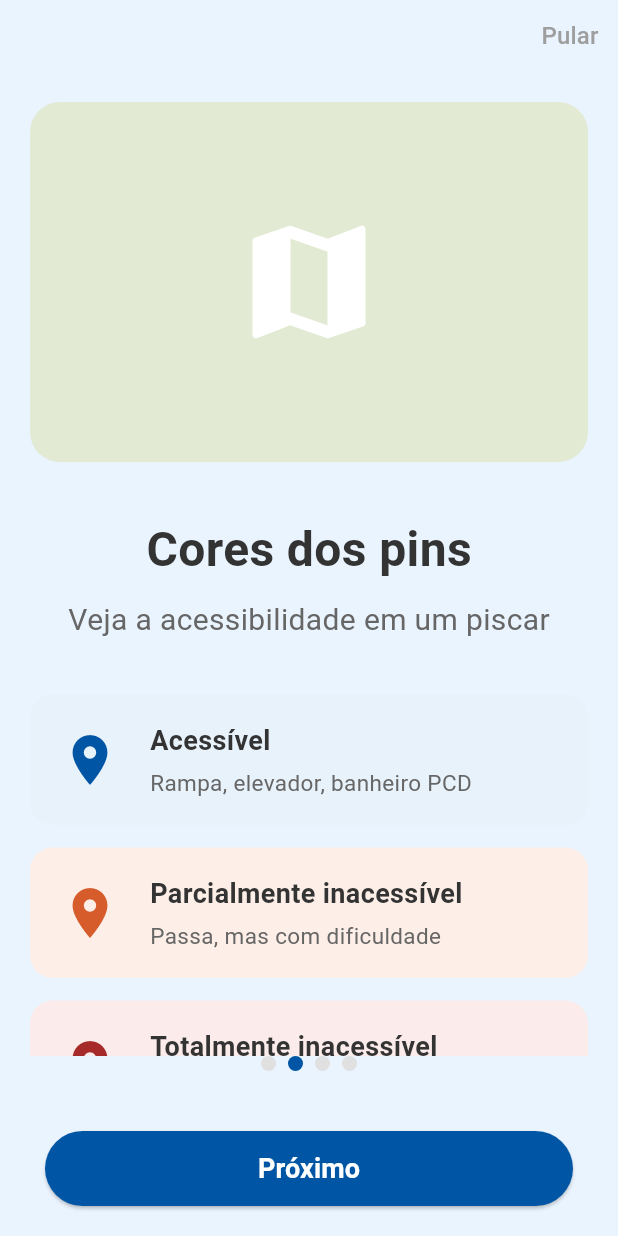
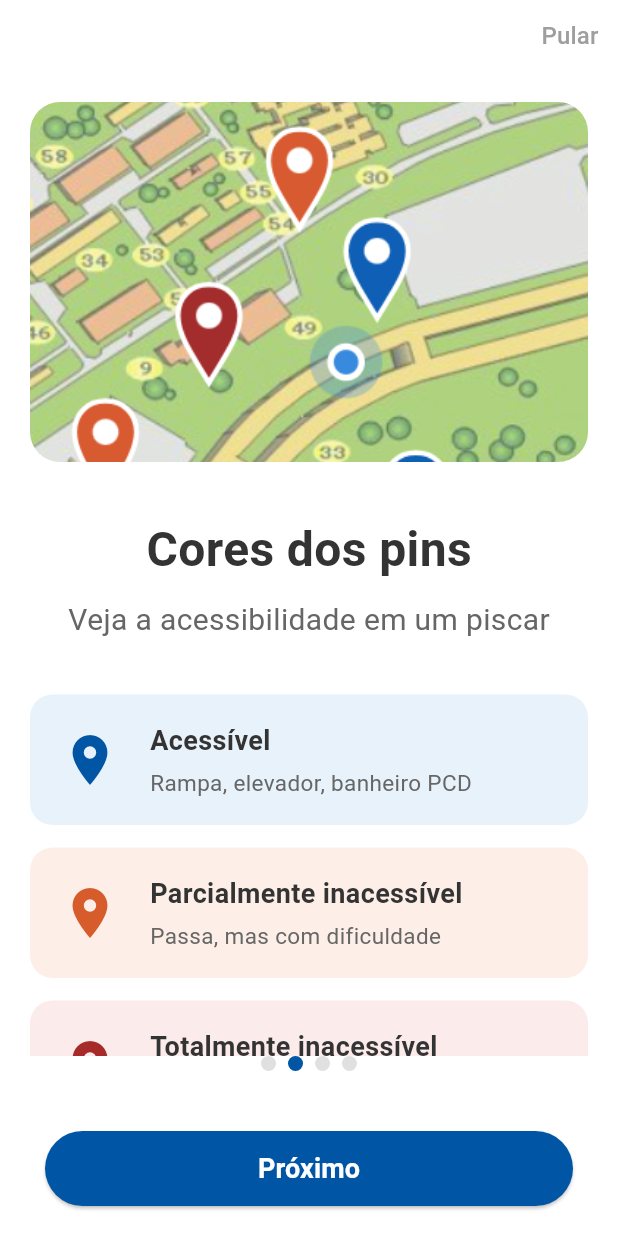
Before and after one commit to oficialvzi/cadei-rotas, a Flutter app: the screen it shows after launch, swiped to page 2, on a phone screen of 412 x 824 dp. Run offline on Flutter 3.47's test engine with Material 3 defaults, Android fonts, the phone set to English and light mode, and no system bars; our stand-ins replace firebase_core, flutter_svg, image_picker; accounts and stored records are empty.

Commit message:
Ajuste final telas de instrução

```diff
--- a/app/lib/screens/instruction_slides.dart
+++ b/app/lib/screens/instruction_slides.dart
@@ -9,50 +9,39 @@ class TelaDeInstrucoes extends StatefulWidget {
 }
 
 class _TelaDeInstrucoesState extends State<TelaDeInstrucoes> {
-  // O controlador que "vira" as páginas do nosso carrossel
-  final PageController _controlador = PageController();
+  final PageController _controlador = PageController(); //rolagem da pagina
 
-  // Variável para guardar qual página estamos olhando agora (começa no 0)
   int _paginaAtual = 0;
 
   @override
   Widget build(BuildContext context) {
     return Scaffold(
-      // Tiramos a cor fixa daqui para que o fundo dinâmico funcione
       backgroundColor: Colors.transparent,
-
-      // Envolvemos a tela inteira neste Container que controla o papel de parede
       body: Container(
         decoration: BoxDecoration(
-          // ==========================================
-          // A LÓGICA DO GRADIENTE
-          // ==========================================
+
           gradient: _paginaAtual == 0
               ? const LinearGradient(
             begin: Alignment.topCenter,
             end: Alignment.bottomCenter,
             colors: [
-              Color(0xFFEAF4FF), // Azul super claro no topo
-              Colors.white,      // Desvanece para branco na parte inferior
+              Color(0xFFEAF4FF),
+              Colors.white,
             ],
           )
-              : null, // Desliga o gradiente se não estiver no Slide 1
-
-          // Se não estiver no Slide 1, aplica a cor bege padrão
-          color: _paginaAtual != 0 ? const Color(0xFFEAF4FF) : null,
+              : null,
+          //depois do slide 1, todos brancos
+          color: _paginaAtual != 0 ? const Color(0xFFFFFFFF) : null,
         ),
 
         child: SafeArea(
           child: Column(
             children: [
-              // ==========================================
-              // 1. CABEÇALHO (Botão Pular)
-              // ==========================================
+
               Align(
                 alignment: Alignment.topRight,
                 child: TextButton(
                   onPressed: () {
-                    // Lógica de pular
                   },
                   child: const Text(
                     'Pular',
@@ -61,9 +50,6 @@ class _TelaDeInstrucoesState extends State<TelaDeInstrucoes> {
                 ),
               ),
 
-              // ==========================================
-              // 2. O PROJETOR DE SLIDES (PageView)
-              // ==========================================
               Expanded(
                 child: PageView(
                   controller: _controlador,
@@ -81,9 +67,7 @@ class _TelaDeInstrucoesState extends State<TelaDeInstrucoes> {
                 ),
               ),
 
-              // ==========================================
-              // 3. INDICADOR DE PÁGINAS (As bolinhas)
-              // ==========================================
+              //indicativo de pagina
               Row(
                 mainAxisAlignment: MainAxisAlignment.center,
                 children: List.generate(4, (index) {
@@ -103,9 +87,7 @@ class _TelaDeInstrucoesState extends State<TelaDeInstrucoes> {
 
               const SizedBox(height: 20),
 
-              // ==========================================
-              // 4. BOTÃO PRINCIPAL INFERIOR
-              // ==========================================
+              //botao de passar de pagina
               Padding(
                 padding: const EdgeInsets.symmetric(horizontal: 30, vertical: 20),
                 child: SizedBox(
@@ -125,7 +107,6 @@ class _TelaDeInstrucoesState extends State<TelaDeInstrucoes> {
                           curve: Curves.easeInOut,
                         );
                       } else {
-                        // Ação do último slide
                       }
                     },
                     child: Text(
@@ -142,25 +123,20 @@ class _TelaDeInstrucoesState extends State<TelaDeInstrucoes> {
     );
   }
 
-  // =========================================================================
-  // ABAIXO ESTÃO OS BLOCOS INDEPENDENTES DE CADA SLIDE
-  // =========================================================================
 
-// --- SLIDE 1: BOAS-VINDAS ---
+//TELA1: BOAS VINDAS
   Widget _construirSlide1() {
     return Padding(
-      // Mantemos o padding lateral de 20.0
       padding: const EdgeInsets.symmetric(horizontal: 20.0),
       child: Column(
         mainAxisAlignment: MainAxisAlignment.center,
         children: [
           SvgPicture.asset(
             'assets/images/logo-icone-azul.svg',
-            height: 280, // Mantemos o logo imponente
+            height: 280,
           ),
 
-          // === AJUSTES DE ESPAÇAMENTO AQUI ===
-          const SizedBox(height: 20), // Antes era 35
+          const SizedBox(height: 20),
 
           const Text(
               'Bem-vindo ao\nCadei-Rotas',
@@ -172,7 +148,7 @@ class _TelaDeInstrucoesState extends State<TelaDeInstrucoes> {
               )
           ),
 
-          const SizedBox(height: 15), // Antes era 20
+          const SizedBox(height: 15),
 
           const Text(
               'Um app feito para\ntornar a UnB mais acessível',
@@ -183,10 +159,9 @@ class _TelaDeInstrucoesState extends State<TelaDeInstrucoes> {
               )
           ),
 
-          const SizedBox(height: 30), // Antes era 45
-          // ===================================
+          const SizedBox(height: 30),
 
-          // Lista de itens (Manteremos o tamanho 20 para o texto)
+          //itens tela inicial
           _itemLista(Colors.blue, 'Mapeie rampas e elevadores'),
           _itemLista(Colors.orange, 'Reporte barreiras arquitetônicas'),
           _itemLista(Colors.green, 'Ajude a comunidade UnB'),
@@ -195,34 +170,32 @@ class _TelaDeInstrucoesState extends State<TelaDeInstrucoes> {
     );
   }
 
-  // --- SLIDE 2: CORES DOS PINS ---
+  //TELA 2: PINS
   Widget _construirSlide2() {
-    // Adicionamos a rolagem por segurança, igual no Slide 1
     return SingleChildScrollView(
       child: Padding(
         padding: const EdgeInsets.symmetric(horizontal: 20.0, vertical: 20.0),
         child: Column(
           mainAxisAlignment: MainAxisAlignment.center,
           children: [
-            // Simula a sua imagem do mapa (Bem maior agora)
-            Container(
-              height: 240, // <--- Aumentado de 150 para 240
-              width: double.infinity,
-              decoration: BoxDecoration(
-                  color: const Color(0xFFE2EAD3), // Ajustei a cor para ficar mais parecida com o fundo do seu mapa
-                  borderRadius: BorderRadius.circular(20) // Bordas mais arredondadas
+
+            ClipRRect(
+              borderRadius: BorderRadius.circular(20),
+              child: Image.asset(
+                'assets/images/mapa-pins-TelaInstrucao.png',
+                height: 240,
+                width: double.infinity,
+                fit: BoxFit.cover,
               ),
-              child: const Icon(Icons.map, size: 100, color: Colors.white),
             ),
-
             const SizedBox(height: 35),
 
             const Text(
                 'Cores dos pins',
                 style: TextStyle(
-                    fontSize: 32, // <--- Título muito maior
+                    fontSize: 32,
                     fontWeight: FontWeight.bold,
-                    color: Color(0xFF333333) // Cinza chumbo escuro
+                    color: Color(0xFF333333)
                 )
             ),
 
@@ -231,15 +204,14 @@ class _TelaDeInstrucoesState extends State<TelaDeInstrucoes> {
             const Text(
                 'Veja a acessibilidade em um piscar',
                 style: TextStyle(
-                    fontSize: 20, // <--- Subtítulo maior
-                    color: Color(0xFF666666) // Cinza médio
+                    fontSize: 20,
+                    color: Color(0xFF666666)
                 )
             ),
 
             const SizedBox(height: 35),
 
-            // Caixas arredondadas coloridas (Elas vão crescer junto com a miniferramenta abaixo)
-            // As cores dos fundos foram ajustadas para os tons pasteis mais próximos do mockup
+            //itens em baixo da tela
             _caixaPin(const Color(0xFFE8F2FB), const Color(0xFF0055A4), 'Acessível', 'Rampa, elevador, banheiro PCD'),
             _caixaPin(const Color(0xFFFDEFE8), const Color(0xFFD65C2B), 'Parcialmente inacessível', 'Passa, mas com dificuldade'),
             _caixaPin(const Color(0xFFFBEBEB), const Color(0xFFA62A2A), 'Totalmente inacessível', 'Passagem bloqueada'),
@@ -252,35 +224,34 @@ class _TelaDeInstrucoesState extends State<TelaDeInstrucoes> {
   // --- SLIDE 3: COMO REPORTAR ---
   Widget _construirSlide3() {
     return Padding(
-      // Removida a rolagem. Tela fixa novamente.
       padding: const EdgeInsets.symmetric(horizontal: 20.0),
       child: Column(
         mainAxisAlignment: MainAxisAlignment.center,
         children: [
-          // Placeholder da imagem levemente achatado para salvar espaço
-          Container(
-            height: 180, // <--- Reduzido para caber os 4 passos grandes embaixo
-            width: double.infinity,
-            decoration: BoxDecoration(
-                color: const Color(0xFFFDEFE8),
-                borderRadius: BorderRadius.circular(20)
+
+          ClipRRect(
+            borderRadius: BorderRadius.circular(20),
+            child: Image.asset(
+              'assets/images/mapa-report-TelaInstrucao.png',
+              height: 250,
+              width: double.infinity,
+              fit: BoxFit.cover,
             ),
-            child: const Icon(Icons.add_circle, size: 80, color: Colors.deepOrange),
           ),
 
-          const SizedBox(height: 25), // Espaço reduzido
+          const SizedBox(height: 25),
 
           const Text(
               'Encontrou um obstáculo?',
               textAlign: TextAlign.center,
               style: TextStyle(
-                  fontSize: 30, // Mantido bem grande
+                  fontSize: 30,
                   fontWeight: FontWeight.bold,
                   color: Color(0xFF333333)
               )
           ),
 
-          const SizedBox(height: 8), // Espaço reduzido
+          const SizedBox(height: 8),
 
           const Text(
               'Reporte em 4 passos simples',
@@ -290,9 +261,8 @@ class _TelaDeInstrucoesState extends State<TelaDeInstrucoes> {
               )
           ),
 
-          const SizedBox(height: 25), // Espaço reduzido
+          const SizedBox(height: 25),
 
-          // Passos numerados
           _passoNumerado('1', 'Toque no botão laranja', 'no canto inferior da tela'),
           _passoNumerado('2', 'Escolha a severidade', 'parcial ou total'),
           _passoNumerado('3', 'Adicione título e foto', 'câmera ou galeria'),
@@ -302,51 +272,49 @@ class _TelaDeInstrucoesState extends State<TelaDeInstrucoes> {
     );
   }
 
-// --- SLIDE 4: COMUNIDADE ---
+//TELA 4: COMUNIDADE
   Widget _construirSlide4() {
     return Padding(
-      // Tela fixa novamente, sem rolagem
       padding: const EdgeInsets.symmetric(horizontal: 20.0),
       child: Column(
         mainAxisAlignment: MainAxisAlignment.center,
         children: [
-          // Retângulo ilustrativo achatado para não "empurrar" o resto para fora da tela
-          Container(
-            height: 160, // <--- Reduzido para caber as 3 caixas embaixo
-            width: double.infinity,
-            decoration: BoxDecoration(
-                color: const Color(0xFFE8F5E9),
-                borderRadius: BorderRadius.circular(20)
+
+          ClipRRect(
+            borderRadius: BorderRadius.circular(20),
+            child: Image.asset(
+              'assets/images/comunidade-TelaInstrucao.png',
+              height: 200,
+              width: double.infinity,
+              fit: BoxFit.cover,
             ),
-            child: const Icon(Icons.people, size: 70, color: Colors.teal),
           ),
 
-          const SizedBox(height: 25), // Espaço reduzido
+          const SizedBox(height: 25),
 
           const Text(
               'Juntos somos mais fortes',
               textAlign: TextAlign.center,
               style: TextStyle(
-                  fontSize: 30, // Mantido grande
+                  fontSize: 30,
                   fontWeight: FontWeight.bold,
                   color: Color(0xFF333333)
               )
           ),
 
-          const SizedBox(height: 8), // Espaço reduzido
+          const SizedBox(height: 8),
 
           const Text(
               'Sua contribuição transforma o campus',
               textAlign: TextAlign.center,
               style: TextStyle(
-                  fontSize: 18, // Ajuste sutil
+                  fontSize: 18,
                   color: Color(0xFF666666)
               )
           ),
 
-          const SizedBox(height: 25), // Espaço reduzido
+          const SizedBox(height: 25),
 
-          // Caixas de comunidade
           _caixaComunidade(const Color(0xFFE8F5E9), Icons.check_circle, const Color(0xFF2E7D32), 'Confirme reports válidos', 'A barreira ainda existe?'),
           _caixaComunidade(const Color(0xFFFFF3E0), Icons.cancel, const Color(0xFFEF6C00), 'Conteste se já foi resolvido', 'A passagem está livre agora?'),
           _caixaComunidade(const Color(0xFFF3E5F5), Icons.smart_toy, const Color(0xFF6A1B9A), 'Validação automática', 'IA verifica cada foto enviada'),
@@ -355,23 +323,20 @@ class _TelaDeInstrucoesState extends State<TelaDeInstrucoes> {
     );
   }
 
-  // =========================================================================
-  // MINIFERRAMENTAS (Widgets auxiliares para não repetir código)
-  // =========================================================================
-
+  //widget de cada tela
   Widget _itemLista(Color cor, String texto) {
     return Padding(
-      padding: const EdgeInsets.symmetric(vertical: 12.0), // Aumentei o espaçamento entre as linhas
+      padding: const EdgeInsets.symmetric(vertical: 12.0),
       child: Row(
         children: [
-          Icon(Icons.circle, size: 16, color: cor), // <--- Bolinhas maiores
+          Icon(Icons.circle, size: 16, color: cor),
           const SizedBox(width: 15),
           Expanded(
             child: Text(
                 texto,
                 style: const TextStyle(
-                  fontSize: 20, // <--- Texto da lista maior
-                  color: Color(0xFF333333), // <--- Cinza chumbo profundo, igual ao mockup
+                  fontSize: 20,
+                  color: Color(0xFF333333),
                 )
             ),
           ),
@@ -383,34 +348,32 @@ class _TelaDeInstrucoesState extends State<TelaDeInstrucoes> {
   Widget _caixaPin(Color corFundo, Color corIcone, String titulo, String subtitulo) {
     return Container(
       margin: const EdgeInsets.only(bottom: 15),
-      // Aumentei o padding interno para a caixa ficar mais "gordinha"
       padding: const EdgeInsets.symmetric(horizontal: 20, vertical: 18),
       decoration: BoxDecoration(
           color: corFundo,
-          borderRadius: BorderRadius.circular(15) // Borda mais suave
+          borderRadius: BorderRadius.circular(15)
       ),
       child: Row(
         children: [
-          // Ícone do Pin maior
           Icon(Icons.location_on, size: 40, color: corIcone),
-          const SizedBox(width: 20), // Mais espaço entre o pin e o texto
-          Expanded( // Garante que textos longos não quebrem a tela
+          const SizedBox(width: 20),
+          Expanded(
             child: Column(
               crossAxisAlignment: CrossAxisAlignment.start,
               children: [
                 Text(
                     titulo,
                     style: const TextStyle(
-                        fontSize: 18, // <--- Título da caixa maior
+                        fontSize: 18,
                         fontWeight: FontWeight.bold,
                         color: Color(0xFF333333)
                     )
                 ),
-                const SizedBox(height: 4), // Pequeno espaço entre o título e o subtítulo
+                const SizedBox(height: 4),
                 Text(
                     subtitulo,
                     style: const TextStyle(
-                        fontSize: 15, // <--- Subtítulo da caixa maior
+                        fontSize: 15,
                         color: Color(0xFF666666)
                     )
                 ),
@@ -424,7 +387,6 @@ class _TelaDeInstrucoesState extends State<TelaDeInstrucoes> {
 
   Widget _passoNumerado(String numero, String titulo, String subtitulo) {
     return Padding(
-      // O vertical foi de 12.0 para 8.0 (economizando espaço sem amassar o layout)
       padding: const EdgeInsets.symmetric(vertical: 8.0),
       child: Row(
         children: [
@@ -436,7 +398,7 @@ class _TelaDeInstrucoesState extends State<TelaDeInstrucoes> {
                 style: const TextStyle(
                     color: Colors.white,
                     fontWeight: FontWeight.bold,
-                    fontSize: 18 // Número grande
+                    fontSize: 18
                 )
             ),
           ),
@@ -448,16 +410,16 @@ class _TelaDeInstrucoesState extends State<TelaDeInstrucoes> {
                 Text(
                     titulo,
                     style: const TextStyle(
-                        fontSize: 18, // Título grande
+                        fontSize: 18,
                         fontWeight: FontWeight.bold,
                         color: Color(0xFF333333)
                     )
                 ),
-                const SizedBox(height: 2), // Diminuído de 4 para 2
+                const SizedBox(height: 2),
                 Text(
                     subtitulo,
                     style: const TextStyle(
-                        fontSize: 15, // Subtítulo grande
+                        fontSize: 15,
                         color: Color(0xFF666666)
                     )
                 ),
@@ -488,7 +450,7 @@ class _TelaDeInstrucoesState extends State<TelaDeInstrucoes> {
                 Text(
                     titulo,
                     style: const TextStyle(
-                        fontSize: 18, // Título maior
+                        fontSize: 18,
                         fontWeight: FontWeight.bold,
                         color: Color(0xFF333333)
                     )
@@ -497,7 +459,7 @@ class _TelaDeInstrucoesState extends State<TelaDeInstrucoes> {
                 Text(
                     subtitulo,
                     style: const TextStyle(
-                        fontSize: 15, // Subtítulo maior
+                        fontSize: 15,
                         color: Color(0xFF666666)
                     )
                 ),
--- a/app/pubspec.yaml
+++ b/app/pubspec.yaml
@@ -62,7 +62,7 @@ flutter:
 
   # To add assets to your application, add an assets section, like this:
   assets:
-    - assets/images/logo-icone-azul.svg
+    - assets/images/
   #   - images/a_dot_ham.jpeg
 
   # An image asset can refer to one or more resolution-specific "variants", see
```
Also changed, not shown: app/assets/images/comunidade-TelaInstrucao.png (added), app/assets/images/mapa-pins-TelaInstrucao.png (added), app/assets/images/mapa-report-TelaInstrucao.png (added).
